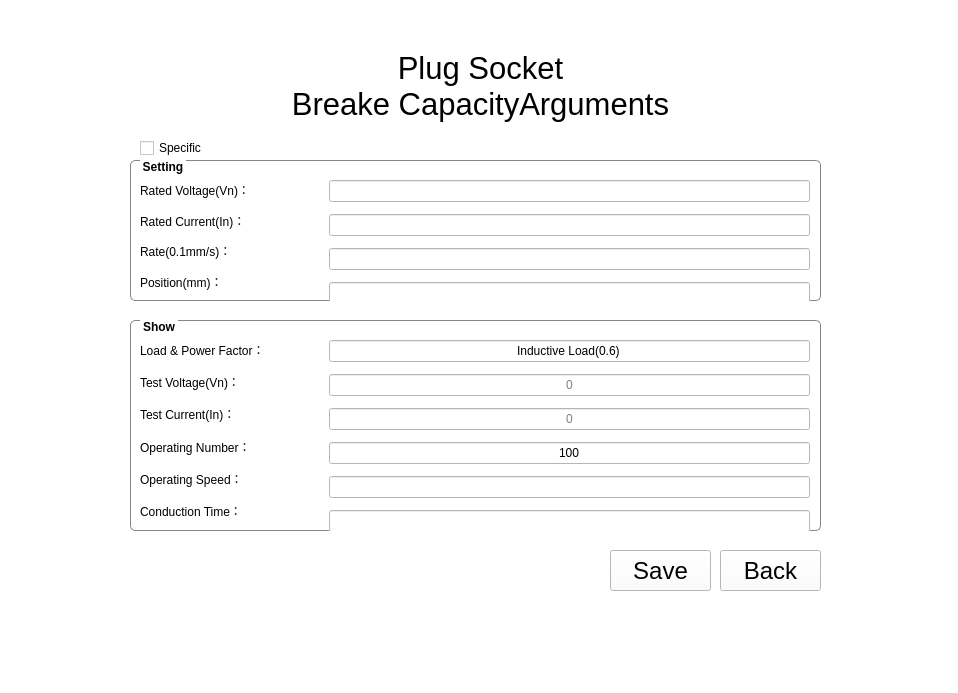
First picture: the form in ElectricalAccessories/formdisplay.ui, repository ColTam/tonstep, before the edit.
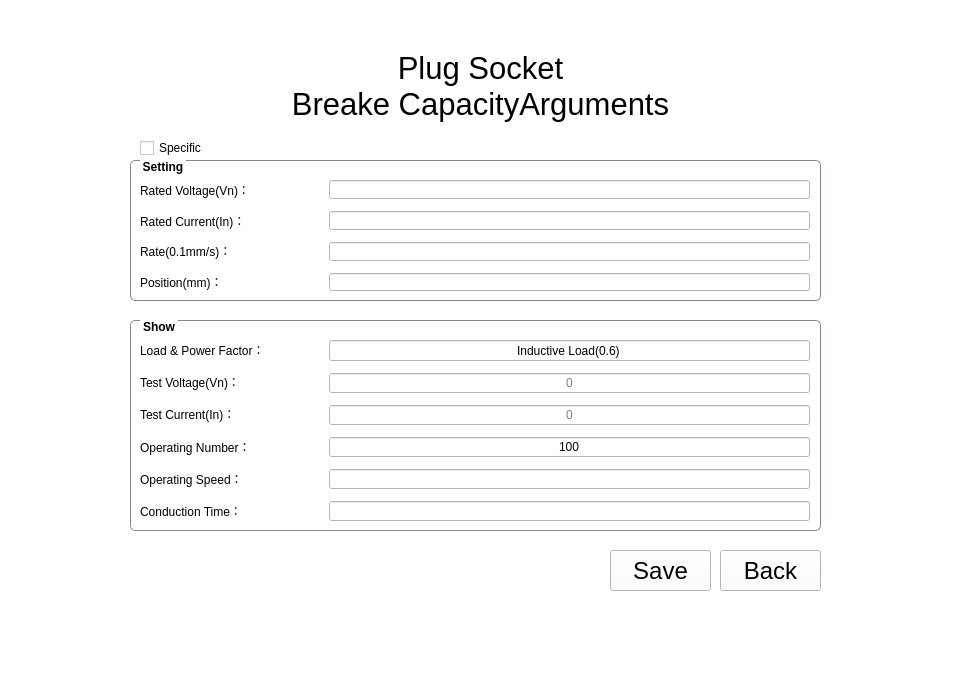
Second picture: the form after the edit. The open tabs and pages were chosen to show the change. Icons and pictures are not drawn.

```diff
--- a/ElectricalAccessories/formdisplay.ui
+++ b/ElectricalAccessories/formdisplay.ui
@@ -3456,7 +3456,7 @@
         <x>199</x>
         <y>20</y>
         <width>481</width>
-        <height>126</height>
+        <height>111</height>
        </rect>
       </property>
       <layout class="QGridLayout" name="gridLayout_36">
@@ -3736,7 +3736,7 @@
         <x>199</x>
         <y>20</y>
         <width>481</width>
-        <height>194</height>
+        <height>181</height>
        </rect>
       </property>
       <layout class="QGridLayout" name="gridLayout_37">
```
Left out of the diff: 327 changed lines with no effect on the pictures.
